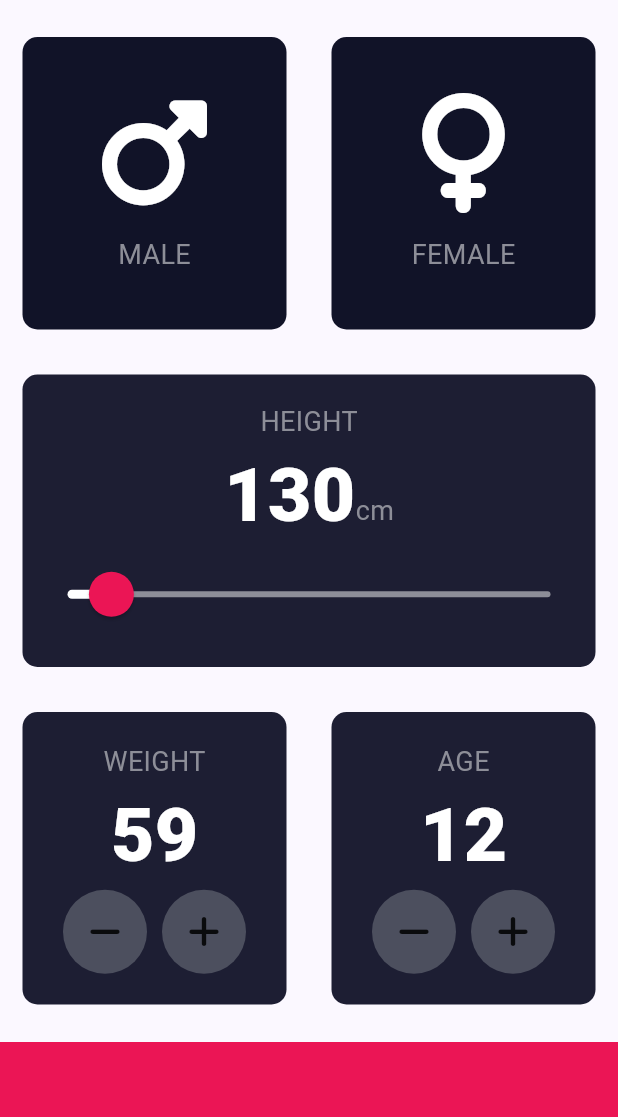
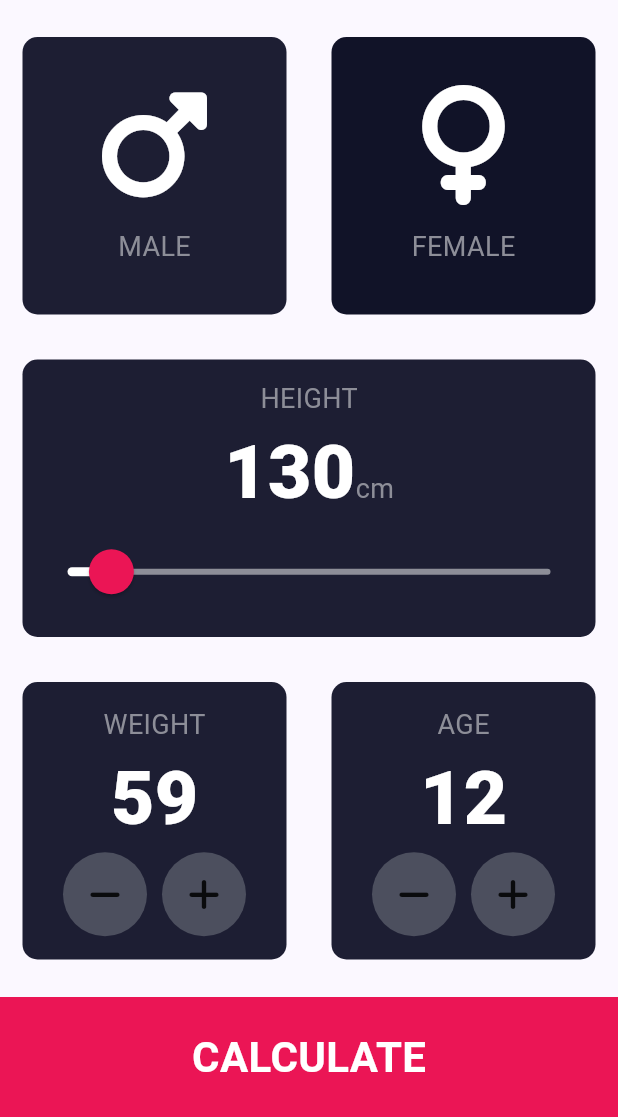
Before and after one commit to quantdev01/bmi_calculator, a Flutter app: the screen it shows after launch, after a tap on "MALE", on a phone screen of 412 x 824 dp, the part 119-1236 px from its top. Run offline on Flutter 3.47's test engine with Material 3 defaults, Android fonts, the phone set to English and light mode, and no system bars; our stand-ins replace font_awesome_flutter.

```diff
--- a/lib/constants.dart
+++ b/lib/constants.dart
@@ -11,6 +11,12 @@ const kTextStyle = TextStyle(
   fontSize: 18,
 );
 
+const kTextStyleBottom = TextStyle(
+  color: Colors.white,
+  fontSize: 28,
+  fontWeight: FontWeight.bold,
+);
+
 const kNumbersTextStyle = TextStyle(
   fontSize: 50,
   fontWeight: FontWeight.w900,
--- a/lib/input_page.dart
+++ b/lib/input_page.dart
@@ -1,6 +1,7 @@
 // ignore_for_file: prefer_const_constructors, prefer_const_literals_to_create_immutables
 
 import 'package:bmi_calculator_app/constants.dart';
+import 'package:bmi_calculator_app/result_page.dart';
 import 'package:flutter/material.dart';
 import 'package:font_awesome_flutter/font_awesome_flutter.dart';
 import 'input_content.dart';
@@ -44,7 +45,11 @@ class _InputPageState extends State<InputPage> {
               children: [
                 Expanded(
                   child: ReusableCard(
-                    onPress: () => gender = CardGender.male,
+                    onPress: () {
+                      setState(() {
+                        gender = CardGender.male;
+                      });
+                    },
                     myColor: gender == CardGender.male
                         ? kActiveColor
                         : kInactiveColor,
@@ -57,7 +62,9 @@ class _InputPageState extends State<InputPage> {
                 Expanded(
                   child: ReusableCard(
                     onPress: () {
-                      gender = CardGender.female;
+                      setState(() {
+                        gender = CardGender.female;
+                      });
                     },
                     myColor: gender == CardGender.female
                         ? kActiveColor
@@ -213,11 +220,24 @@ class _InputPageState extends State<InputPage> {
               ],
             ),
           ),
-          Container(
-            color: kBottomBarColor,
-            margin: EdgeInsets.only(top: 10),
-            width: double.infinity,
-            height: 50,
+          GestureDetector(
+            onTap: () => Navigator.push(
+                context,
+                MaterialPageRoute(
+                  builder: (context) => ResultPage(),
+                )),
+            child: Container(
+              color: kBottomBarColor,
+              margin: EdgeInsets.only(top: 10),
+              width: double.infinity,
+              height: kBottomBarHeight,
+              child: Center(
+                child: Text(
+                  "CALCULATE",
+                  style: kTextStyleBottom,
+                ),
+              ),
+            ),
           ),
         ],
       ),
--- a/lib/reusable_widget.dart
+++ b/lib/reusable_widget.dart
@@ -15,7 +15,7 @@ class ReusableCard extends StatelessWidget {
   @override
   Widget build(BuildContext context) {
     return GestureDetector(
-      onTap: () => onPress,
+      onTap: () => onPress(),
       child: Container(
         margin: const EdgeInsets.all(15),
         decoration: BoxDecoration(
```
Also changed, not shown: lib/result_page.dart (added, +15 -0 lines).
